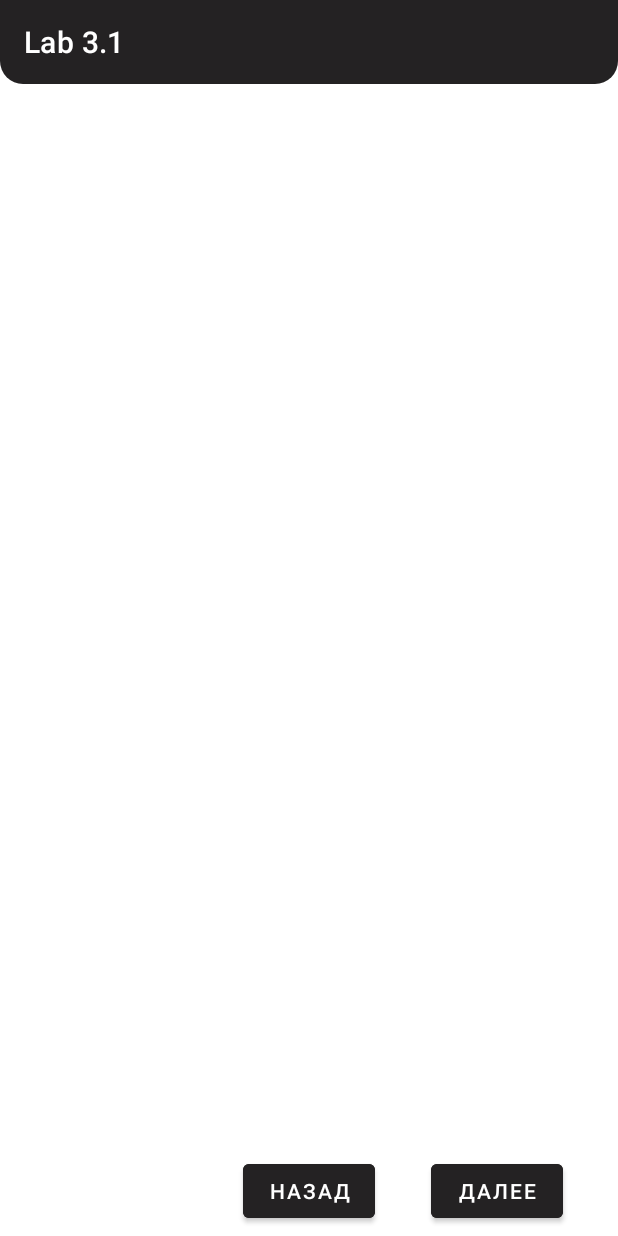
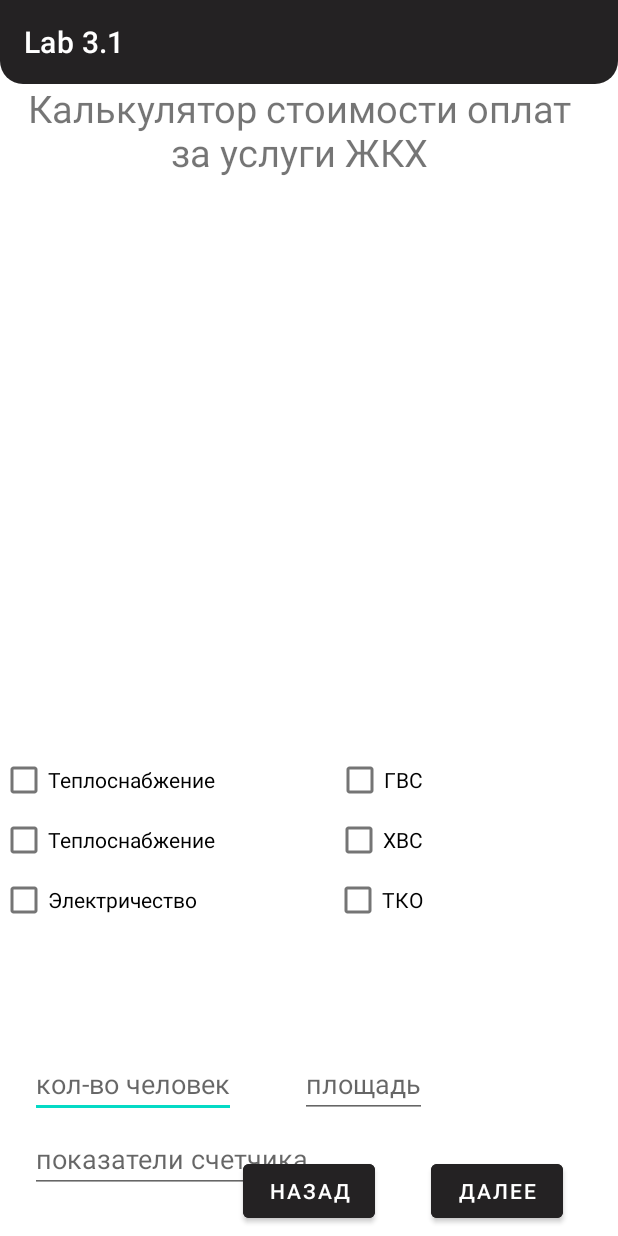
Before and after one commit to drDeepl/institute-mobile-labs, an Android app: the UtilityBillsActivity screen opened directly, with no data from a screen before it, on a phone screen of 412 x 824 dp. Run offline under Robolectric (Android 15) with nearby library versions, the phone set to English and light mode, and no system bars.

Commit message:
added UtitlityBillsActivity

```diff
--- /dev/null
+++ b/app/src/main/java/com/labs/lab3/services/PaymentBill.kt
@@ -0,0 +1,10 @@
+package com.labs.lab3.services
+
+class PaymentBill {
+    private val warmBill: Double = 0.0
+    private val waterBill: Double = 0.0
+    private val electricBill: Double = 0.0
+    private val warmWaterBill: Double = 0.0
+    private val coldWaterBill: Double = 0.0
+    private val tkoBill: Double = 0.0
+}
--- a/app/src/main/res/layout/activity_utility_bills.xml
+++ b/app/src/main/res/layout/activity_utility_bills.xml
@@ -17,13 +17,121 @@
         app:layout_constraintTop_toTopOf="parent"
         app:title="Lab 3.1" />
 
+    <TextView
+        android:id="@+id/modelPointTitle"
+        style="@style/PrimaryStyle"
+        android:layout_width="match_parent"
+        android:layout_height="wrap_content"
+        android:layout_marginBottom="700dp"
+        android:gravity="center"
+        android:padding="5dp"
+        android:text="Калькулятор стоимости оплат за услуги ЖКХ"
+        android:textAlignment="center"
+        app:layout_constraintBottom_toBottomOf="parent"
+        app:layout_constraintEnd_toEndOf="parent" />
+
+    <CheckBox
+        android:id="@+id/warmBill"
+        android:layout_width="match_parent"
+        android:layout_height="wrap_content"
+        android:layout_marginRight="230dp"
+        android:layout_marginBottom="280dp"
+        android:text="Теплоснабжение"
+        app:layout_constraintBottom_toBottomOf="parent"
+        app:layout_constraintEnd_toEndOf="parent" />
+
+    <CheckBox
+        android:id="@+id/waterBill"
+        android:layout_width="match_parent"
+        android:layout_height="wrap_content"
+        android:layout_marginRight="230dp"
+        android:layout_marginBottom="240dp"
+        android:text="Теплоснабжение"
+        app:layout_constraintBottom_toBottomOf="parent"
+        app:layout_constraintEnd_toEndOf="parent" />
+
+    <CheckBox
+        android:id="@+id/electricBill"
+        android:layout_width="match_parent"
+        android:layout_height="wrap_content"
+        android:layout_marginRight="230dp"
+        android:layout_marginBottom="200dp"
+        android:text="Электричество"
+        app:layout_constraintBottom_toBottomOf="parent"
+        app:layout_constraintEnd_toEndOf="parent" />
+
+
+    <CheckBox
+        android:id="@+id/warmWaterBill"
+        android:layout_width="wrap_content"
+        android:layout_height="wrap_content"
+        android:layout_marginRight="130dp"
+        android:layout_marginBottom="280dp"
+        android:text="ГВС"
+        app:layout_constraintBottom_toBottomOf="parent"
+        app:layout_constraintEnd_toEndOf="parent" />
+
+    <CheckBox
+        android:id="@+id/coldWaterBill"
+        android:layout_width="wrap_content"
+        android:layout_height="wrap_content"
+        android:layout_marginRight="130dp"
+        android:layout_marginBottom="240dp"
+        android:text="ХВС"
+        app:layout_constraintBottom_toBottomOf="parent"
+        app:layout_constraintEnd_toEndOf="parent" />
+
+    <CheckBox
+        android:id="@+id/tkoBill"
+        android:layout_width="wrap_content"
+        android:layout_height="wrap_content"
+        android:layout_marginRight="130dp"
+        android:layout_marginBottom="200dp"
+        android:text="ТКО"
+        app:layout_constraintBottom_toBottomOf="parent"
+        app:layout_constraintEnd_toEndOf="parent" />
+
+
+    <EditText
+        android:id = "@+id/inputCountPeople"
+        android:layout_width="wrap_content"
+        android:layout_height="wrap_content"
+        android:layout_marginTop="700dp"
+        android:layout_marginLeft="20dp"
+        android:hint="кол-во человек"
+        app:layout_constraintStart_toStartOf="parent"
+        app:layout_constraintTop_toTopOf="parent"
+        />
+
+    <EditText
+        android:id = "@+id/inputApartamentArea"
+        android:layout_width="wrap_content"
+        android:layout_height="wrap_content"
+        android:layout_marginTop="700dp"
+        android:layout_marginLeft="200dp"
+        android:hint="площадь"
+        app:layout_constraintStart_toStartOf="parent"
+        app:layout_constraintTop_toTopOf="parent"
+        />
+
+    <EditText
+        android:id = "@+id/inputElectric"
+        android:layout_width="wrap_content"
+        android:layout_height="wrap_content"
+        android:layout_marginTop="750dp"
+        android:layout_marginLeft="20dp"
+        android:hint="показатели счетчика"
+        app:layout_constraintStart_toStartOf="parent"
+        app:layout_constraintTop_toTopOf="parent"
+        />
+
     <Button
         android:id="@+id/btn_model_motion_point_activity"
+        style="@style/PrimaryButton"
         android:layout_width="wrap_content"
         android:layout_height="wrap_content"
         android:layout_marginBottom="6dp"
         android:text="назад"
-        style="@style/PrimaryButton"
         app:layout_constraintBottom_toBottomOf="parent"
         app:layout_constraintEnd_toEndOf="parent"
         app:layout_constraintHorizontal_bias="0.5"
@@ -31,15 +139,17 @@
 
     <Button
         android:id="@+id/btn_activity_end"
+        style="@style/PrimaryButton"
         android:layout_width="wrap_content"
         android:layout_height="wrap_content"
+        android:layout_marginLeft="250dp"
         android:layout_marginBottom="6dp"
-        android:layout_marginLeft="250dp"
         android:text="далее"
-        style="@style/PrimaryButton"
         app:layout_constraintBottom_toBottomOf="parent"
         app:layout_constraintEnd_toEndOf="parent"
         app:layout_constraintHorizontal_bias="0.5"
         app:layout_constraintStart_toStartOf="parent" />
 
+
+
 </androidx.constraintlayout.widget.ConstraintLayout>
```
